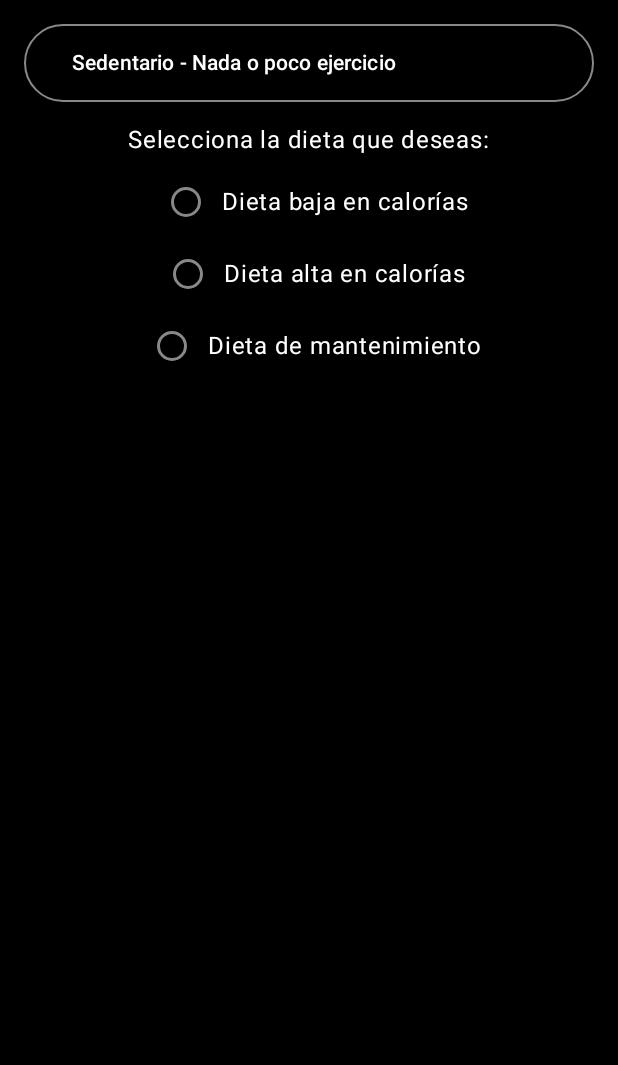
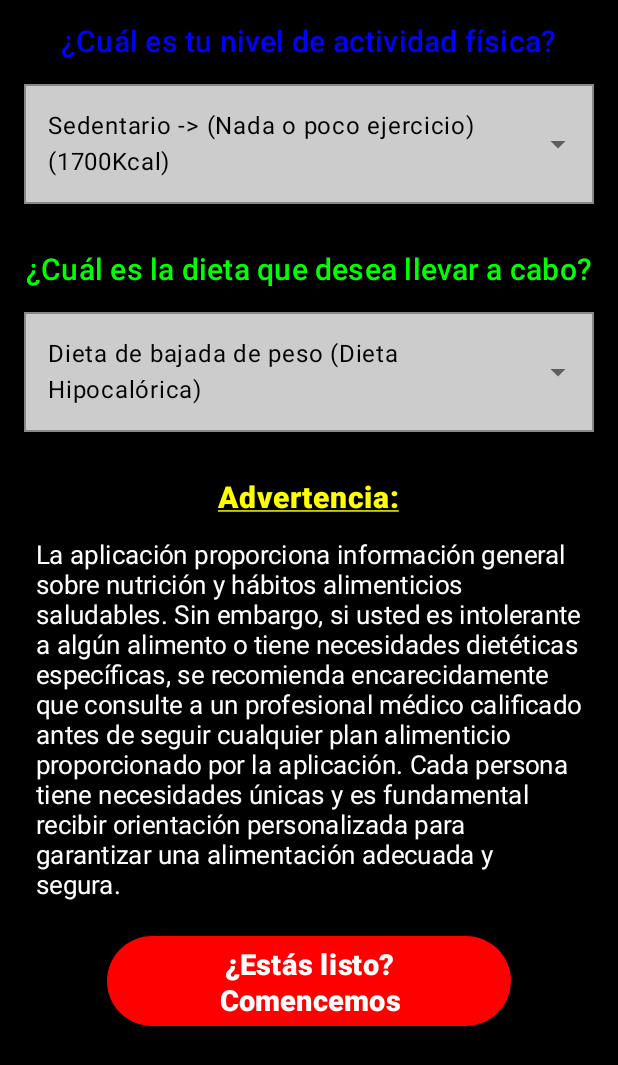
Before and after one commit to Carlos-Esteban-Carretero/NutriFit, an Android app built with Jetpack Compose: the @Preview function FormPlan2ScreenPreview, on a phone screen of 412 x 824 dp. Shown: the top 1065 px of the screen. Run offline under Robolectric (Android 15) with nearby library versions, the phone set to English and light mode, and no system bars.

Commit message:
FormPlan2Screen realizada y preparada

```diff
--- a/app/src/main/java/com/example/nutrifit/ui/screens/FormPlan2Screen.kt
+++ b/app/src/main/java/com/example/nutrifit/ui/screens/FormPlan2Screen.kt
@@ -1,28 +1,29 @@
 package com.example.nutrifit.ui.screens
 
-import androidx.compose.foundation.BorderStroke
 import androidx.compose.foundation.background
-import androidx.compose.foundation.layout.Box
+import androidx.compose.foundation.border
+import androidx.compose.foundation.clickable
 import androidx.compose.foundation.layout.Column
-import androidx.compose.foundation.layout.Row
 import androidx.compose.foundation.layout.Spacer
 import androidx.compose.foundation.layout.fillMaxSize
 import androidx.compose.foundation.layout.fillMaxWidth
 import androidx.compose.foundation.layout.height
 import androidx.compose.foundation.layout.padding
-import androidx.compose.foundation.layout.wrapContentSize
 import androidx.compose.foundation.rememberScrollState
 import androidx.compose.foundation.verticalScroll
+import androidx.compose.material.DropdownMenu
+import androidx.compose.material.DropdownMenuItem
+import androidx.compose.material.ExperimentalMaterialApi
+import androidx.compose.material.ExposedDropdownMenuBox
+import androidx.compose.material.Icon
+import androidx.compose.material.MaterialTheme
+import androidx.compose.material.Text
+import androidx.compose.material.TextField
+import androidx.compose.material.TextFieldDefaults
 import androidx.compose.material.icons.Icons
 import androidx.compose.material.icons.filled.ArrowDropDown
+import androidx.compose.material3.Button
 import androidx.compose.material3.ButtonDefaults
-import androidx.compose.material3.DropdownMenu
-import androidx.compose.material3.Icon
-import androidx.compose.material3.MaterialTheme
-import androidx.compose.material3.OutlinedButton
-import androidx.compose.material3.RadioButton
-import androidx.compose.material3.RadioButtonDefaults
-import androidx.compose.material3.Text
 import androidx.compose.runtime.Composable
 import androidx.compose.runtime.getValue
 import androidx.compose.runtime.mutableStateOf
@@ -31,143 +32,220 @@ import androidx.compose.runtime.setValue
 import androidx.compose.ui.Alignment
 import androidx.compose.ui.Modifier
 import androidx.compose.ui.graphics.Color
-import androidx.compose.ui.res.stringResource
+import androidx.compose.ui.text.SpanStyle
+import androidx.compose.ui.text.buildAnnotatedString
+import androidx.compose.ui.text.font.FontWeight
 import androidx.compose.ui.text.style.TextAlign
+import androidx.compose.ui.text.style.TextDecoration
+import androidx.compose.ui.text.withStyle
 import androidx.compose.ui.tooling.preview.Preview
 import androidx.compose.ui.unit.dp
-import com.example.nutrifit.R
-import com.example.nutrifit.ui.theme.NutriFitTheme
+import androidx.compose.ui.unit.sp
 
+@OptIn(ExperimentalMaterialApi::class)
 @Composable
-fun FormPlan2Screen(
-    imc: Double?,
-    age: String,
-    gender: String
-) {
+fun FormPlan2Screen() {
     val activityLevels = listOf(
-        "Sedentario - Nada o poco ejercicio",
-        "Ligero - Ejercicio 2-3 días por semana",
-        "Moderado - Ejercicio 4-5 días por semana",
-        "Alto - Ejercicio 6-7 días por semana",
-        "Atleta Profesional - Ejercicio intenso 6-7 días por semana"
+        "Sedentario -> (Nada o poco ejercicio)(1700Kcal)",
+        "Ligero -> (2-3 días por semana)(1900Kcal)",
+        "Moderado -> (4-5 días por semana)(2300Kcal)",
+        "Alto -> (6-7 días por semana)(2700Kcal)",
+        "Atleta -> (+6 días por semana)(3100Kcal)"
     )
-
-    var selectedActivityLevel by remember { mutableStateOf(activityLevels.first()) }
-    var selectedDiet by remember { mutableStateOf("") }
+    val dietOptions = listOf(
+        "Dieta de bajada de peso (Dieta Hipocalórica)",
+        "Dieta de subida de peso (Dieta Hipercalórica)",
+        "Dieta de mantenimiento (Tener una alimentación más saludable)"
+    )
+    var expandedActivity by remember { mutableStateOf(false) }
+    var expandedDiet by remember { mutableStateOf(false) }
+    var selectedIndexActivity by remember { mutableStateOf(0) }
+    var selectedIndexDiet by remember { mutableStateOf(0) }
 
     Column(
         modifier = Modifier
             .fillMaxSize()
             .background(Color.Black)
-            .padding(16.dp)
-            .verticalScroll(rememberScrollState()),
+            .verticalScroll(rememberScrollState())
+            .padding(16.dp),
         horizontalAlignment = Alignment.CenterHorizontally
     ) {
-//        Text(
-//            text = stringResource(id = R.string.activity_level_question),
-//            color = Color.White,
-//            style = MaterialTheme.typography.bodyLarge,
-//            modifier = Modifier.padding(bottom = 8.dp)
-//        )
-
+        Text(
+            "¿Cuál es tu nivel de actividad física?",
+            color = Color.Blue,
+            style = MaterialTheme.typography.h6
+        )
+        Spacer(modifier = Modifier.height(16.dp))
+        ExposedDropdownMenuBox(
+            expanded = expandedActivity,
+            onExpandedChange = {
+                expandedActivity = !expandedActivity
+            }
+        ) {
+            TextField(
+                value = activityLevels[selectedIndexActivity],
+                onValueChange = { },
+                readOnly = true,
+                trailingIcon = {
+                    Icon(
+                        imageVector = Icons.Filled.ArrowDropDown,
+                        contentDescription = "Desplegar",
+                        modifier = Modifier.clickable { expandedActivity = !expandedActivity }
+                    )
+                },
+                colors = TextFieldDefaults.textFieldColors(
+                    backgroundColor = Color.White.copy(alpha = 0.8f),
+                    textColor = MaterialTheme.colors.onSurface,
+                    disabledTextColor = Color.Transparent,
+                    cursorColor = MaterialTheme.colors.onSurface,
+                    focusedIndicatorColor = Color.Transparent, // Para remover la línea inferior cuando está enfocado
+                    unfocusedIndicatorColor = Color.Transparent // Para remover la línea inferior cuando no está enfocado
+                ),
+                modifier = Modifier
+                    .fillMaxWidth()
+                    .border(1.dp, Color.Gray)
+            )
             DropdownMenu(
-            items = activityLevels,
-            selectedItem = selectedActivityLevel,
-            onItemSelected = { selectedActivityLevel = it }
-        )
-
-        Spacer(modifier = Modifier.height(16.dp))
-
-        Text(
-            text = stringResource(id = R.string.select_diet),
-            color = Color.White,
-            style = MaterialTheme.typography.bodyLarge,
-            modifier = Modifier.padding(bottom = 8.dp)
-        )
-
-        // Radio button options for diet selection
-        val diets = listOf(
-            "Dieta baja en calorías",
-            "Dieta alta en calorías",
-            "Dieta de mantenimiento"
-        )
-
-        diets.forEach { diet ->
-            Row(
-                verticalAlignment = Alignment.CenterVertically
+                expanded = expandedActivity,
+                onDismissRequest = {
+                    expandedActivity = false
+                },
+                modifier = Modifier
+                    .fillMaxWidth()
             ) {
-                RadioButton(
-                    selected = selectedDiet == diet,
-                    onClick = { selectedDiet = diet },
-                    colors = RadioButtonDefaults.colors(unselectedColor = Color.Gray)
-                )
-                Text(
-                    text = diet,
-                    color = Color.White,
-                    style = MaterialTheme.typography.bodyLarge
-                )
+                activityLevels.forEachIndexed { index, level ->
+                    DropdownMenuItem(
+                        onClick = {
+                            selectedIndexActivity = index
+                            expandedActivity = false
+                        }
+                    ) {
+                        Text(text = level,
+                            fontWeight = FontWeight.ExtraBold,
+                            color = MaterialTheme.colors.onSurface)
                     }
                 }
             }
         }
 
-@Composable
-fun DropdownMenu(
-    items: List<String>,
-    selectedItem: String,
-    onItemSelected: (String) -> Unit
+        Spacer(modifier = Modifier.height(32.dp))
+
+        Text(
+            "¿Cuál es la dieta que desea llevar a cabo?",
+            color = Color.Green,
+            style = MaterialTheme.typography.h6
+        )
+        Spacer(modifier = Modifier.height(16.dp))
+        ExposedDropdownMenuBox(
+            expanded = expandedDiet,
+            onExpandedChange = {
+                expandedDiet = !expandedDiet
+            }
         ) {
-    var expanded by remember { mutableStateOf(false) }
-    Box(
+            TextField(
+                value = dietOptions[selectedIndexDiet],
+                onValueChange = { },
+                readOnly = true,
+                trailingIcon = {
+                    Icon(
+                        imageVector = Icons.Filled.ArrowDropDown,
+                        contentDescription = "Desplegar",
+                        modifier = Modifier.clickable { expandedDiet = !expandedDiet }
+                    )
+                },
+                colors = TextFieldDefaults.textFieldColors(
+                    backgroundColor = Color.White.copy(alpha = 0.8f),
+                    textColor = MaterialTheme.colors.onSurface,
+                    disabledTextColor = Color.Transparent,
+                    cursorColor = MaterialTheme.colors.onSurface,
+                    focusedIndicatorColor = Color.Transparent, // Para remover la línea inferior cuando está enfocado
+                    unfocusedIndicatorColor = Color.Transparent // Para remover la línea inferior cuando no está enfocado
+                ),
                 modifier = Modifier
                     .fillMaxWidth()
-            .wrapContentSize(Alignment.TopStart)
-    ) {
-        OutlinedButton(
-            onClick = { expanded = true },
-            border = BorderStroke(1.dp, Color.Gray),
-            colors = ButtonDefaults.outlinedButtonColors(contentColor = Color.White)
-        ) {
-            Text(
-                text = selectedItem,
-                color = Color.White,
-                modifier = Modifier
-                    .fillMaxWidth()
-                    .padding(8.dp),
-                textAlign = TextAlign.Left
-            )
-            Icon(
-                imageVector = Icons.Filled.ArrowDropDown,
-                contentDescription = null // Decorative icon doesn't need description
+                    .border(1.dp, Color.Gray)
             )
 
             DropdownMenu(
-            expanded = expanded,
-            onDismissRequest = { expanded = false },
-            modifier = Modifier.fillMaxWidth()
+                expanded = expandedDiet,
+                onDismissRequest = {
+                    expandedDiet = false
+                },
+                modifier = Modifier
+                    .fillMaxWidth()
             ) {
-            items.forEach { label ->
-//                DropdownMenuItem(
-//                    onClick = {
-//                        expanded = false
-//                        onItemSelected(label)
-//                    }
-//                ) {
-                    Text(text = label, color = Color.White)
+                dietOptions.forEachIndexed { index, diet ->
+                    DropdownMenuItem(
+                        onClick = {
+                            selectedIndexDiet = index
+                            expandedDiet = false
+                        }
+                    ) {
+                        Text(
+                            text = diet,
+                            fontWeight = FontWeight.ExtraBold, // Texto en extrabold
+                            color = MaterialTheme.colors.onSurface)
                     }
                 }
             }
+
+        }
+        Spacer(modifier = Modifier.height(24.dp))
+        Text(
+            buildAnnotatedString {
+                withStyle(style = SpanStyle(textDecoration = TextDecoration.Underline)) {
+                    append("Advertencia:")
+                }
+            },
+            color = Color.Yellow,
+            fontSize = 20.sp,
+            fontWeight = FontWeight.ExtraBold,
+            modifier = Modifier.padding(8.dp) // o cualquier otro modificador que necesites
+        )
+
+        Text(
+            "La aplicación proporciona información general sobre nutrición y hábitos alimenticios saludables. " +
+                    "Sin embargo, si usted es intolerante a algún alimento o tiene necesidades dietéticas específicas, se " +
+                    "recomienda encarecidamente que consulte a un profesional médico calificado antes de seguir cualquier " +
+                    "plan alimenticio proporcionado por la aplicación. Cada persona tiene necesidades únicas y es fundamental " +
+                    "recibir orientación personalizada para garantizar una alimentación adecuada y segura.",
+            color = Color.White,
+            fontSize = 17.sp,
+            style = MaterialTheme.typography.body2,
+            modifier = Modifier.padding(8.dp)
+        )
+        // Espacio adicional si es necesario entre el texto de advertencia y el botón
+        Spacer(modifier = Modifier.height(16.dp))
+
+        // Botón de acción para continuar
+        Button(
+            onClick = { /* TODO: Acción que se realizará al pulsar el botón */ },
+            colors = ButtonDefaults.buttonColors(
+                containerColor = Color.Red // Fondo rojo para el botón
+            ),
+
+
+            modifier = Modifier
+                .fillMaxWidth()
+                .padding(horizontal = 55.dp)
+                .height(60.dp) // Altura del botón
+        ) {
+            Text(
+                text = "¿Estás listo?\nComencemos",
+                fontSize = 19.sp,
+                fontWeight = FontWeight.ExtraBold,
+                color = Color.White, // Texto en blanco
+                textAlign = TextAlign.Center // Texto centrado
+            )
+        }
+
     }
 }
 
 @Preview(showBackground = true)
 @Composable
 fun FormPlan2ScreenPreview() {
-    NutriFitTheme {
-        FormPlan2Screen(
-            imc = 25.0,
-            age = "25",
-            gender = "Hombre"
-        )
+    MaterialTheme {
+        FormPlan2Screen()
     }
 }
--- a/app/src/main/res/values/strings.xml
+++ b/app/src/main/res/values/strings.xml
@@ -2,6 +2,7 @@
     <string name="app_name">NutriFit</string>
     <string name="intolerancia_alimentos">¿Tienes intolerancia a algún alimento?</string>
     <string name="select_diet">Selecciona la dieta que deseas:</string>
+    <string name="activity_level_question">¿Cuál es tu nivel de actividad física?</string>
     <string name="pregunta_intolerancia">Sí</string>
     <string name="instrucciones_intolerancia">Si no eres intolerante a nada no tienes que rellenar este campo. En caso de que sí, cuéntanos y te mandaremos una dieta personalizada para ti:</string>
 </resources>
```
Lines whose indentation alone changed are shown as unchanged.
